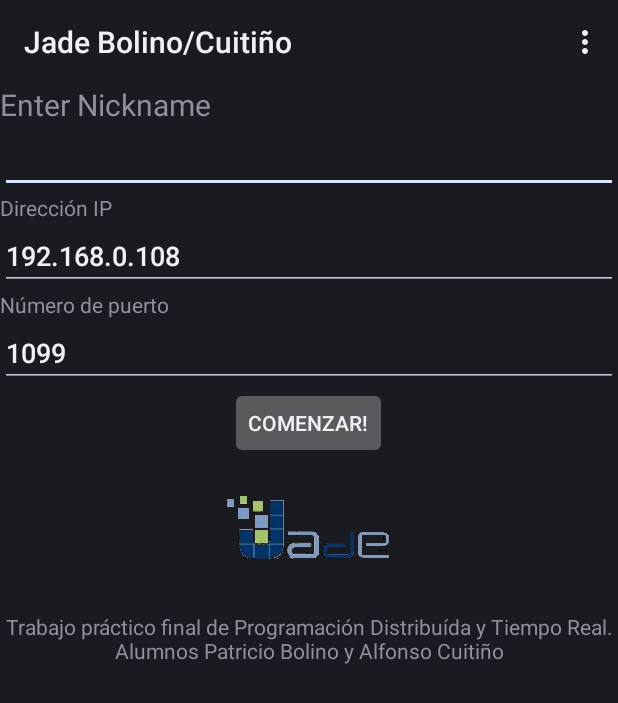
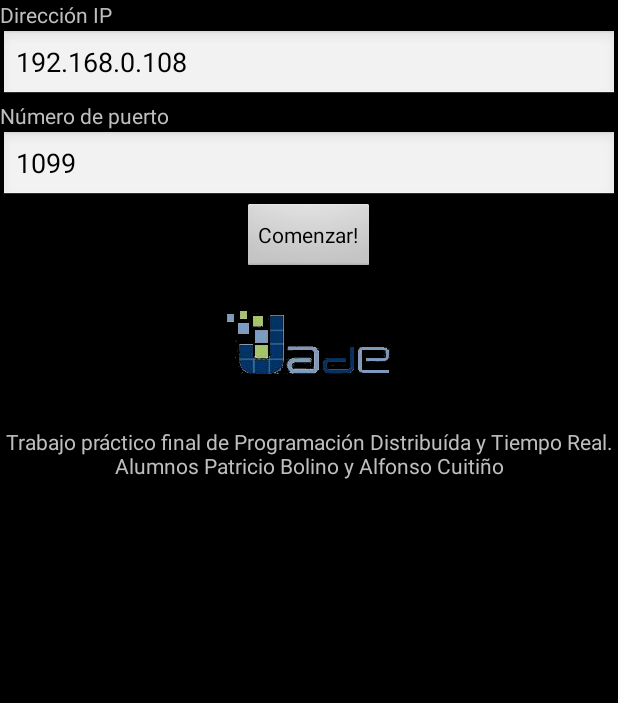
Before and after one commit to cuiti/jade-android, an Android app: the screen it shows after launch (MainActivity), on a phone screen of 412 x 824 dp. Shown: the top 703 px of the screen. Run offline under Robolectric (Android 15) with nearby library versions, the phone set to English and light mode, and no system bars.

Commit message:
nombre del dispositivo se setea automáticamente

```diff
--- a/android/app/src/main/AndroidManifest.xml
+++ b/android/app/src/main/AndroidManifest.xml
@@ -12,6 +12,7 @@
 		android:icon="@drawable/icon"
 		android:label="@string/app_name"
 		android:name="ChatApplication"
+		android:theme="@android:style/Theme.Black.NoTitleBar"
 		>
 
 		<service android:name="jade.android.MicroRuntimeService" />
@@ -23,7 +24,6 @@
 			</intent-filter>
 		</activity>
 
-		<activity android:name=".SettingsActivity" android:label="@string/app_title_settings"></activity>
 		<activity android:name=".ChatActivity" android:label="@string/app_title_chat"></activity>
 		<activity android:name=".ParticipantsActivity" android:label="@string/app_title_participants"></activity>
 	</application>
--- a/android/app/src/main/java/chat/client/gui/ChatActivity.java
+++ b/android/app/src/main/java/chat/client/gui/ChatActivity.java
@@ -81,7 +81,7 @@ public class ChatActivity extends Activity {
 
 		sendDeviceInformation();
 
-		Button boton_salir = (Button) findViewById(R.id.button_salir);
+		Button boton_salir = (Button) findViewById(R.id.boton_salir);
 		boton_salir.setOnClickListener(botonSalirListener);
 	}
 
--- a/android/app/src/main/res/layout/chat.xml
+++ b/android/app/src/main/res/layout/chat.xml
@@ -17,14 +17,14 @@
 		<Button android:text="@string/button_send" android:id="@+id/button_send"
 			android:layout_width="wrap_content" android:layout_height="wrap_content"
 			android:layout_alignParentBottom="true"
-			android:layout_toRightOf="@+id/button_salir">
+			android:layout_toRightOf="@+id/boton_salir">
 		</Button>
 
 		<Button
-			android:text="@string/button_salir"
+			android:text="@string/boton_salir"
 			android:layout_width="wrap_content"
 			android:layout_height="wrap_content"
-			android:id="@+id/button_salir"
+			android:id="@+id/boton_salir"
 			android:layout_alignParentBottom="true"
 			android:layout_alignParentLeft="true"
 			android:layout_marginLeft="12dp" />
--- a/android/app/src/main/res/layout/main.xml
+++ b/android/app/src/main/res/layout/main.xml
@@ -2,16 +2,9 @@
 <LinearLayout xmlns:android="http://schemas.android.com/apk/res/android"
 	android:orientation="vertical" android:layout_width="fill_parent"
 	android:layout_height="fill_parent" android:weightSum="1">
-	<TextView android:layout_width="fill_parent"
-		android:layout_height="wrap_content" android:textSize="20sp"
-		android:text="@string/label_nick" />
-	<EditText android:layout_height="wrap_content"
-		android:layout_width="match_parent" android:id="@+id/edit_nickname">
-		<requestFocus></requestFocus>
-	</EditText>
 
 	<TextView
-		android:text="Dirección IP"
+		android:text="@string/label_host"
 		android:layout_width="match_parent"
 		android:layout_height="wrap_content"
 		android:id="@+id/textView"
@@ -26,7 +19,7 @@
 		android:id="@+id/direccionIP" />
 
 	<TextView
-		android:text="Número de puerto"
+		android:text="@string/label_port"
 		android:layout_width="match_parent"
 		android:layout_height="wrap_content"
 		android:id="@+id/textView2" />
@@ -39,10 +32,17 @@
 		android:id="@+id/numeroDePuerto" />
 
 	<Button android:layout_height="wrap_content"
-		android:layout_gravity="center_horizontal" android:text="@string/button_login"
-		android:layout_width="wrap_content" android:id="@+id/button_chat"></Button>
-	<TextView android:layout_height="wrap_content" android:id="@+id/infoTextView"
-		android:layout_width="wrap_content" android:text="info"></TextView>
+		android:layout_gravity="center_horizontal"
+		android:text="@string/button_login"
+		android:layout_width="wrap_content"
+		android:id="@+id/button_chat">
+	</Button>
+
+	<TextView android:layout_height="wrap_content"
+		android:id="@+id/infoTextView"
+		android:layout_width="wrap_content"
+		android:text="info">
+	</TextView>
 
 	<ImageView
 		android:src="@drawable/jade"
--- a/android/app/src/main/res/menu/main_menu.xml
+++ /dev/null
@@ -1,10 +0,0 @@
-<?xml version="1.0" encoding="utf-8"?>
-<menu xmlns:android="http://schemas.android.com/apk/res/android">
-	<item android:visible="true" android:enabled="true"
-		android:title="@string/menu_settings" android:checkable="false"
-		android:menuCategory="container" android:id="@+id/menu_settings"
-		android:icon="@*android:drawable/ic_menu_manage"></item>
-	<item android:visible="true" android:enabled="true" android:title="@string/menu_exit"
-		android:checkable="false" android:menuCategory="container" android:id="@+id/menu_exit"
-		android:icon="@*android:drawable/ic_lock_power_off"></item>
-</menu>
--- a/android/app/src/main/res/values/strings.xml
+++ b/android/app/src/main/res/values/strings.xml
@@ -6,22 +6,19 @@
     <string name="app_title_chat">Información de los dispositivos</string>
     <string name="app_title_participants">Jade Participants</string>
 
-    <string name="label_nick">Enter Nickname</string>
-    <string name="label_host">Host</string>
-    <string name="label_port">Port</string>
+    <string name="label_host">Dirección IP</string>
+    <string name="label_port">Número de puerto</string>
+    <string name="nombresIntegrantes">\n Trabajo práctico final de Programación Distribuída y Tiempo Real.\n Alumnos Patricio Bolino y Alfonso Cuitiño</string>
 
     <string name="button_login">  Comenzar!  </string>
     <string name="button_send">Volver a enviar mis datos!</string>
-    <string name="button_use">  use  </string>
-    <string name="button_salir">Salir de la app</string>
-    <string name="nombresIntegrantes">\n Trabajo práctico final de Programación Distribuída y Tiempo Real.\n Alumnos Patricio Bolino y Alfonso Cuitiño</string>
+    <string name="boton_salir">Salir de la app</string>
 
-    <string name="menu_settings">settings</string>
     <string name="menu_exit">exit</string>
     <string name="menu_participants">participants</string>
     <string name="menu_clear">clear</string>
 
-    <string name="msg_connecting_to">Connecting to</string>
+    <string name="msg_connecting_to">Conectando a</string>
     <string name="msg_nickname_in_use">Nickname already in use!</string>
     <string name="msg_nickname_not_valid">Invalid nickname!</string>
     <string name="msg_unexpected">Unexpected error!</string>
```
Also changed, not shown: android/app/src/main/java/chat/client/gui/MainActivity.java (+5 -42 lines), android/app/src/main/java/chat/client/gui/SettingsActivity.java (deleted, +0 -53 lines), android/app/src/main/res/layout/settings.xml (deleted, +0 -20 lines).
